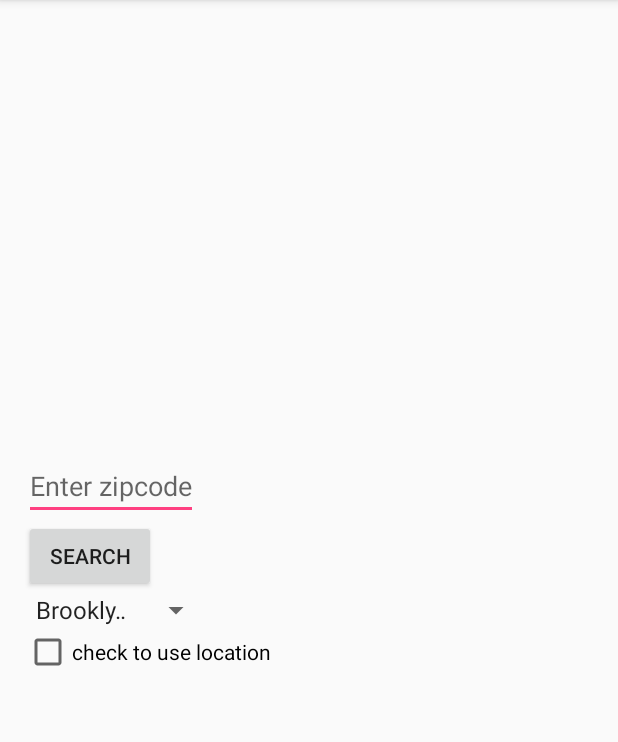
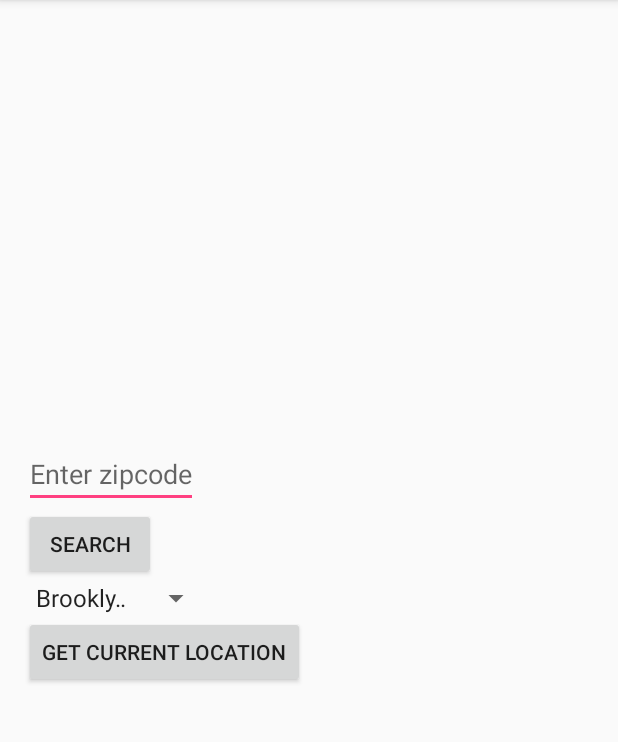
Before and after one commit to ajoxe/UrbanGarden, an Android app: the screen it shows after launch (GardenSearchActivity), on a phone screen of 412 x 824 dp, the part 84-826 px from its top. Run offline under Robolectric (Android 15) with nearby library versions, the phone set to English and light mode, and no system bars; 4 statements that could not run were skipped.

Commit message:
checkbox to button in gardensearchactivity

```diff
--- a/app/src/main/java/com/example/android/urbangarden/GardenSearchActivity.java
+++ b/app/src/main/java/com/example/android/urbangarden/GardenSearchActivity.java
@@ -15,6 +15,7 @@ import android.view.MenuItem;
 import android.view.View;
 import android.widget.AdapterView;
 import android.widget.ArrayAdapter;
+import android.widget.Button;
 import android.widget.EditText;
 import android.widget.Spinner;
 
@@ -24,6 +25,7 @@ import com.example.android.urbangarden.location.GPSTracker;
 
 import com.example.android.urbangarden.Networking.NetworkUtility;
 import com.example.android.urbangarden.Networking.RetrofitListener;
+import com.example.android.urbangarden.location.MapsActivity;
 import com.example.android.urbangarden.model.Garden;
 import com.example.android.urbangarden.userloginandregister.LoginActivity;
 import com.example.android.urbangarden.userloginandregister.MyPostsActivity;
@@ -41,6 +43,7 @@ public class GardenSearchActivity extends AppCompatActivity implements AdapterVi
     String searchOption;
     String searchQuery;
     String queryType;
+    Button getUserLocationButton;
 
     GPSTracker gps;
     double latitude;
@@ -61,6 +64,8 @@ public class GardenSearchActivity extends AppCompatActivity implements AdapterVi
         setContentView(R.layout.activity_garden_search);
         setSearchSpinner();
 
+        getUserLocationButton = (Button) findViewById(R.id.get_location_button);
+
         getLocation();
         recyclerView = findViewById(R.id.search_recycler_view);
         recyclerView.setLayoutManager(new LinearLayoutManager(getApplicationContext(),LinearLayoutManager.VERTICAL,false));
@@ -70,9 +75,15 @@ public class GardenSearchActivity extends AppCompatActivity implements AdapterVi
         Intent intent = getIntent();
         user = intent.getStringExtra("currentUser");
 
+        getUserLocationButton.setOnClickListener(new View.OnClickListener() {
+            @Override
+            public void onClick(View view) {
+                Intent intent = new Intent(GardenSearchActivity.this, MapsActivity.class);
+//                intent.putExtra("currentUser", username.getText().toString());
+                startActivity(intent);
+            }
+        });
     }
-
-
 
     //sets up the spinner
     public void setSearchSpinner() {
--- a/app/src/main/res/layout/activity_garden_search.xml
+++ b/app/src/main/res/layout/activity_garden_search.xml
@@ -21,8 +21,8 @@
             android:id="@+id/search_query_edit_text"
             android:layout_width="wrap_content"
             android:layout_height="wrap_content"
-           android:hint="@string/enter_search_query"
-            />
+           android:hint="@string/enter_search_query" />
+
         <Button
             android:id="@+id/post_search_button"
             android:layout_width="wrap_content"
@@ -38,11 +38,12 @@
             android:layout_width="125dp"
             android:layout_height="wrap_content" />
 
-
-    <CheckBox
-        android:layout_width="wrap_content"
-        android:layout_height="wrap_content"
-        android:text="@string/search_by_location"/>
+        <Button
+            android:id="@+id/get_location_button"
+            android:layout_width="wrap_content"
+            android:layout_height="wrap_content"
+            android:text="GET CURRENT LOCATION"
+            android:onClick="onSearchClick"/>
 
     </LinearLayout>
 
```
